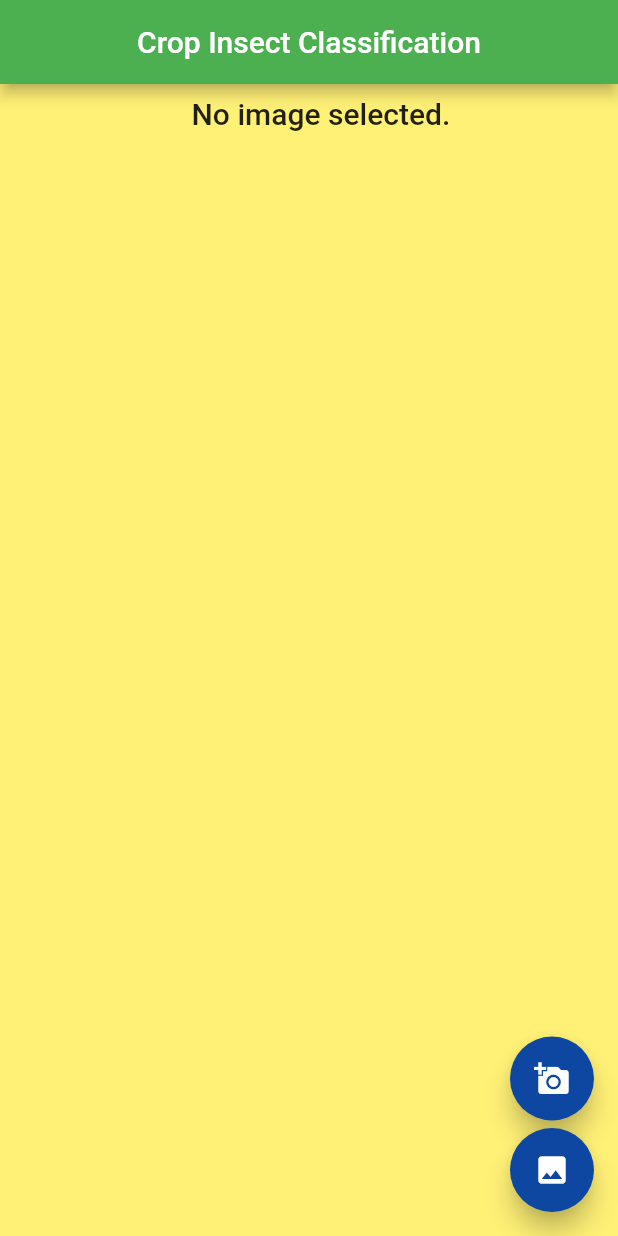
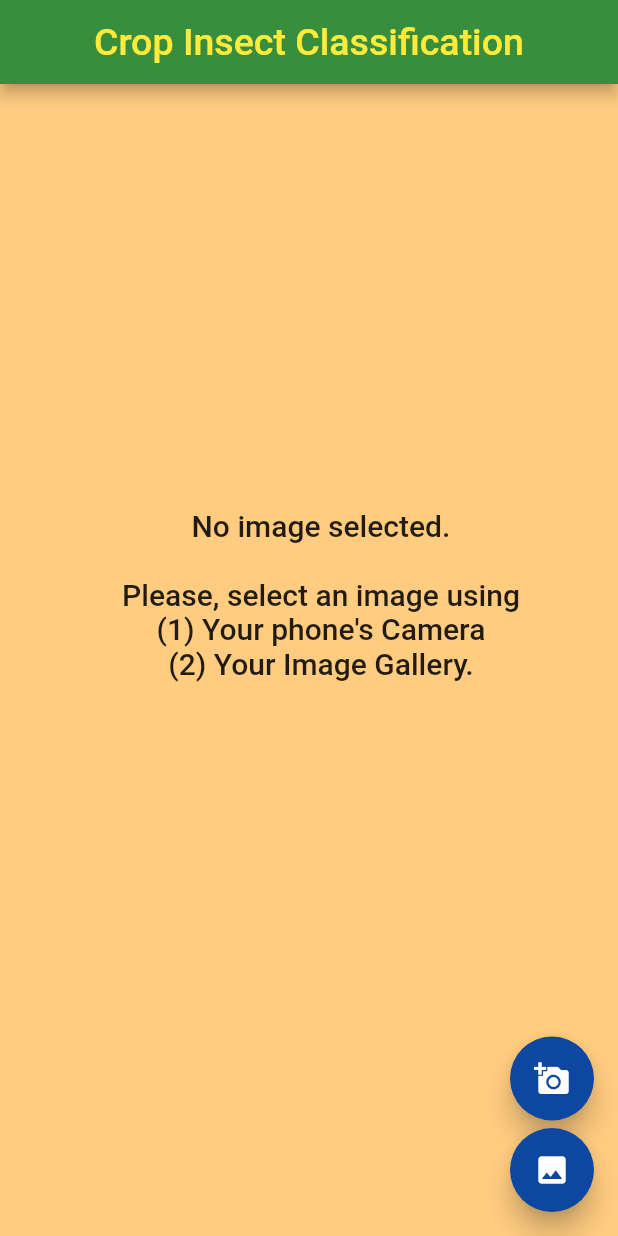
Before and after one commit to patel-himanshu/crop-insect-classification, a Flutter app: the screen it shows after launch, on a phone screen of 412 x 824 dp. Run offline on Flutter 3.47's test engine with Material 2 defaults, Android fonts, the light colour scheme and no system bars; our stand-ins replace image_picker; missing offline and left inert: tflite.

Commit message:
Fixed textual content and added MobileNet

```diff
--- a/crop_insect/lib/main.dart
+++ b/crop_insect/lib/main.dart
@@ -76,17 +76,27 @@ class _MainPageState extends State<MainPage> {
           left: 0.0,
           width: size.width,
           child: _image == null
-              ? Center(
+              ? Column(
+                  children: <Widget>[
+                    SizedBox(
+                      height: MediaQuery.of(context).size.height / 3,
+                    ),
+                    Center(
                       child: Text(
-                    'No image selected.',
+                        'No image selected. \n\nPlease, select an image using \n(1) Your phone\'s Camera \n(2) Your Image Gallery.',
                         style: Theme.of(context).textTheme.title,
+                        textAlign: TextAlign.center,
+                        overflow: TextOverflow.ellipsis,
                       ),
+                    ),
+                  ],
                 )
               : Padding(
                   padding: const EdgeInsets.all(8.0),
                   child: Column(
                     children: <Widget>[
                       Container(
+                        height: MediaQuery.of(context).size.height / 2,
                         child: Image.file(_image),
                       ),
                       Container(
@@ -104,7 +114,9 @@ class _MainPageState extends State<MainPage> {
                               subtitle: Center(
                                 child: Text(
                                   "Confidence: ${_recognitions[index]['confidence'].toString()}",
-                                  style: TextStyle(fontWeight: FontWeight.w700,),
+                                  style: TextStyle(
+                                    fontWeight: FontWeight.w700,
+                                  ),
                                 ),
                               ),
                             );
@@ -114,19 +126,6 @@ class _MainPageState extends State<MainPage> {
                     ],
                   ),
                 ),
-          // : Text('If Condition'),
-          // : Container(
-          //     decoration: BoxDecoration(
-          //       image: DecorationImage(
-          //           alignment: Alignment.topCenter,
-          //           image: MemoryImage(_recognitions),
-          //           fit: BoxFit.fill),
-          //     ),
-          //     child: Opacity(
-          //       opacity: 0.3,
-          //       child: Image.file(_image),
-          //     ),
-          //   ),
         ),
       );
     } else {
@@ -142,7 +141,6 @@ class _MainPageState extends State<MainPage> {
                     style: Theme.of(context).textTheme.title,
                   ),
                 )
-              // : Text('Else Condition'),
               : Center(child: Image.file(_image)),
         ),
       );
@@ -164,11 +162,17 @@ class _MainPageState extends State<MainPage> {
       home: Scaffold(
         appBar: AppBar(
           title: Center(
-            child: Text('Crop Insect Classification'),
+            child: Text(
+              'Crop Insect Classification',
+              style: TextStyle(
+                fontSize: 25.0,
+                color: Colors.yellow,
               ),
-          backgroundColor: Colors.green, //deepPurple,
             ),
-        backgroundColor: Colors.yellow[300], //Colors.lightGreen[300],
+          ),
+          backgroundColor: Colors.green[700], //deepPurple,
+        ),
+        backgroundColor: Colors.orange[200], //Colors.lightGreen[300],
         body: SafeArea(
           child: Padding(
             padding: const EdgeInsets.all(8.0),
--- a/crop_insect/pubspec.yaml
+++ b/crop_insect/pubspec.yaml
@@ -16,9 +16,6 @@ dependencies:
 
   tflite: ^1.0.5
   image_picker: ^0.6.5+3
-  # camera: ^0.5.7+4
-  # firebase_ml_vision: ^0.9.3+8
-  # mlkit: ^0.15.1
 
 dev_dependencies:
   flutter_test:
```
Also changed, not shown: crop_insect/lib/model.dart (+0 -8 lines), 1 other file. Lines whose indentation alone changed are shown as unchanged.
